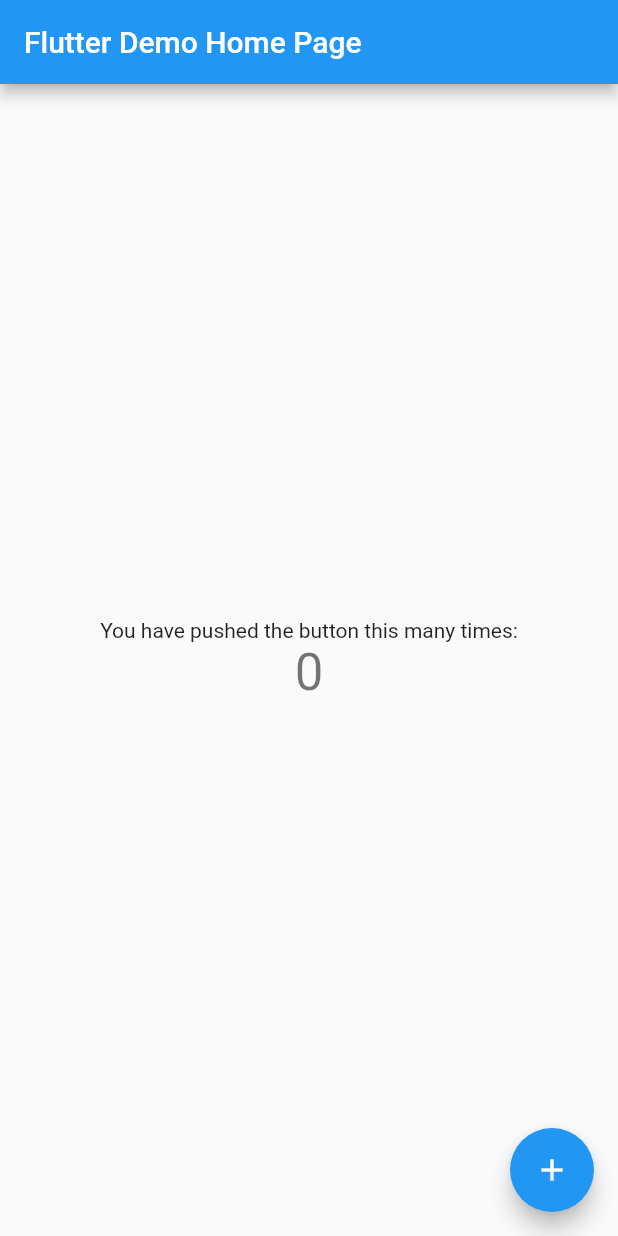
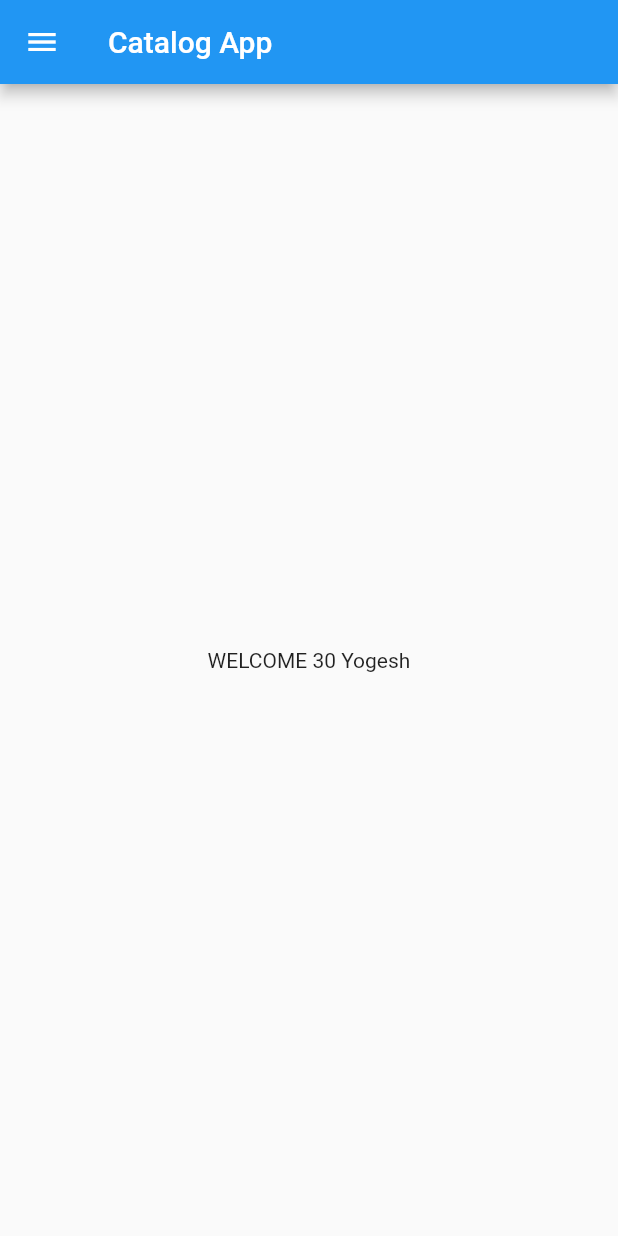
Before and after one commit to yogesh-u-k/roadsideassistance, a Flutter app: the screen it shows after launch, on a phone screen of 412 x 824 dp. Run offline on Flutter 3.47's test engine with Material 2 defaults, Android fonts, the phone set to English and light mode, and no system bars.

Commit message:
Day 1 completed

```diff
--- /dev/null
+++ b/lib/home_page.dart
@@ -0,0 +1,22 @@
+import 'package:flutter/material.dart';
+
+class HomePage extends StatelessWidget {
+  const HomePage({super.key});
+
+  @override
+  Widget build(BuildContext context) {
+    int days = 30;
+    String name = "Yogesh";
+    return Scaffold(
+      appBar: AppBar(
+        title: const Text("Catalog App"),
+      ),
+      body: Center(
+        child: Container(
+          child: Text("WELCOME $days $name"),
+        ),
+      ),
+      drawer:const  Drawer(),
+    );
+  }
+}
--- a/lib/main.dart
+++ b/lib/main.dart
@@ -1,4 +1,5 @@
 import 'package:flutter/material.dart';
+import 'package:flutter_catalog/home_page.dart';
 
 void main() {
   runApp(const MyApp());
@@ -7,109 +8,10 @@ void main() {
 class MyApp extends StatelessWidget {
   const MyApp({super.key});
 
-  // This widget is the root of your application.
   @override
   Widget build(BuildContext context) {
-    return MaterialApp(
-      title: 'Flutter Demo',
-      theme: ThemeData(
-        // This is the theme of your application.
-        //
-        // Try running your application with "flutter run". You'll see the
-        // application has a blue toolbar. Then, without quitting the app, try
-        // changing the primarySwatch below to Colors.green and then invoke
-        // "hot reload" (press "r" in the console where you ran "flutter run",
-        // or simply save your changes to "hot reload" in a Flutter IDE).
-        // Notice that the counter didn't reset back to zero; the application
-        // is not restarted.
-        primarySwatch: Colors.blue,
-      ),
-      home: const MyHomePage(title: 'Flutter Demo Home Page'),
-    );
+    return const MaterialApp(
+      home: HomePage(),
+      );
   }
 }
-
-class MyHomePage extends StatefulWidget {
-  const MyHomePage({super.key, required this.title});
-
-  // This widget is the home page of your application. It is stateful, meaning
-  // that it has a State object (defined below) that contains fields that affect
-  // how it looks.
-
-  // This class is the configuration for the state. It holds the values (in this
-  // case the title) provided by the parent (in this case the App widget) and
-  // used by the build method of the State. Fields in a Widget subclass are
-  // always marked "final".
-
-  final String title;
-
-  @override
-  State<MyHomePage> createState() => _MyHomePageState();
-}
-
-class _MyHomePageState extends State<MyHomePage> {
-  int _counter = 0;
-
-  void _incrementCounter() {
-    setState(() {
-      // This call to setState tells the Flutter framework that something has
-      // changed in this State, which causes it to rerun the build method below
-      // so that the display can reflect the updated values. If we changed
-      // _counter without calling setState(), then the build method would not be
-      // called again, and so nothing would appear to happen.
-      _counter++;
-    });
-  }
-
-  @override
-  Widget build(BuildContext context) {
-    // This method is rerun every time setState is called, for instance as done
-    // by the _incrementCounter method above.
-    //
-    // The Flutter framework has been optimized to make rerunning build methods
-    // fast, so that you can just rebuild anything that needs updating rather
-    // than having to individually change instances of widgets.
-    return Scaffold(
-      appBar: AppBar(
-        // Here we take the value from the MyHomePage object that was created by
-        // the App.build method, and use it to set our appbar title.
-        title: Text(widget.title),
-      ),
-      body: Center(
-        // Center is a layout widget. It takes a single child and positions it
-        // in the middle of the parent.
-        child: Column(
-          // Column is also a layout widget. It takes a list of children and
-          // arranges them vertically. By default, it sizes itself to fit its
-          // children horizontally, and tries to be as tall as its parent.
-          //
-          // Invoke "debug painting" (press "p" in the console, choose the
-          // "Toggle Debug Paint" action from the Flutter Inspector in Android
-          // Studio, or the "Toggle Debug Paint" command in Visual Studio Code)
-          // to see the wireframe for each widget.
-          //
-          // Column has various properties to control how it sizes itself and
-          // how it positions its children. Here we use mainAxisAlignment to
-          // center the children vertically; the main axis here is the vertical
-          // axis because Columns are vertical (the cross axis would be
-          // horizontal).
-          mainAxisAlignment: MainAxisAlignment.center,
-          children: <Widget>[
-            const Text(
-              'You have pushed the button this many times:',
-            ),
-            Text(
-              '$_counter',
-              style: Theme.of(context).textTheme.headlineMedium,
-            ),
-          ],
-        ),
-      ),
-      floatingActionButton: FloatingActionButton(
-        onPressed: _incrementCounter,
-        tooltip: 'Increment',
-        child: const Icon(Icons.add),
-      ), // This trailing comma makes auto-formatting nicer for build methods.
-    );
-  }
-}
```
